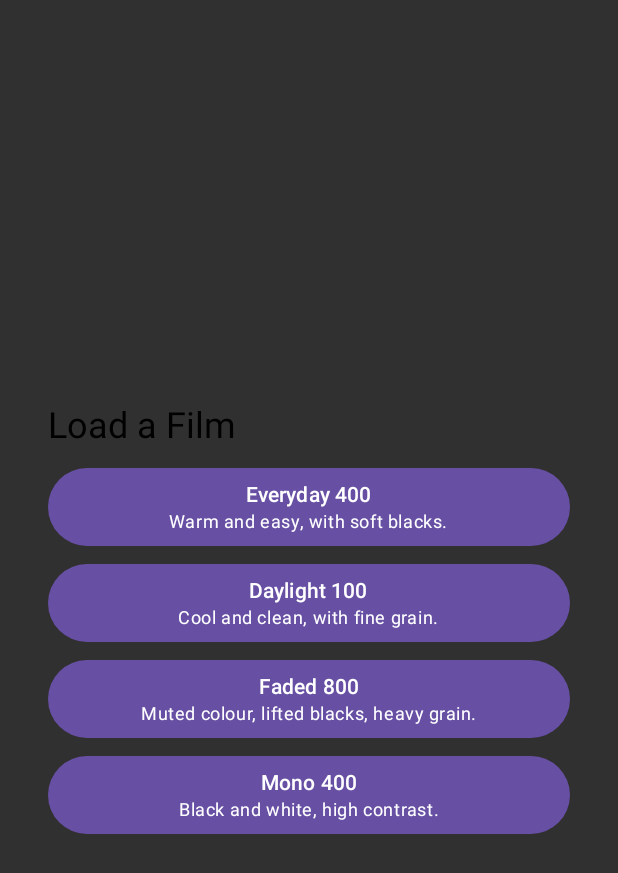
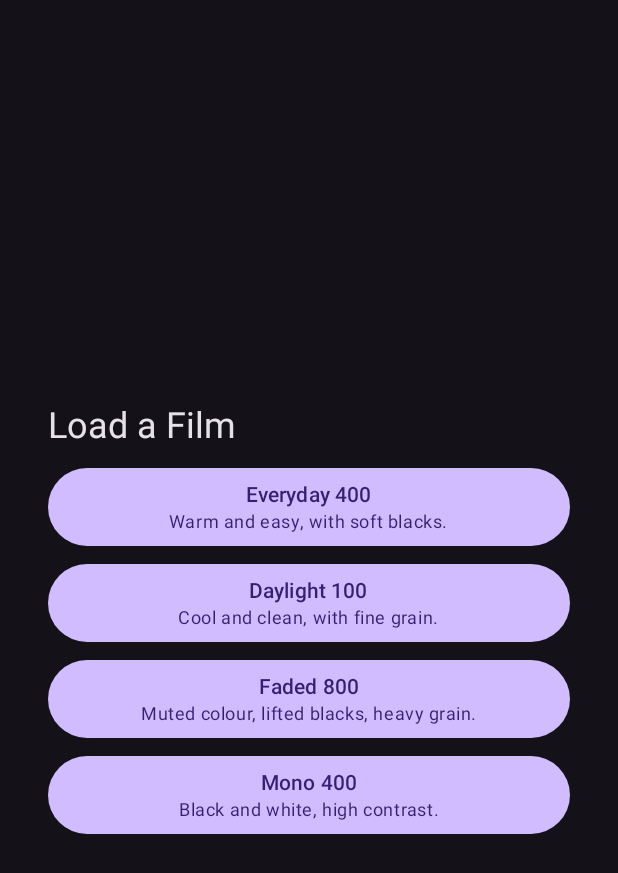
Before and after one commit to duytran/cineroll, an Android app built with Jetpack Compose: the screen it shows after launch (MainActivity), on a phone screen of 412 x 824 dp. Shown: the top 873 px of the screen. Run offline under Robolectric (Android 15) with nearby library versions, the phone set to English and light mode, and no system bars; libraries missing offline, so code that uses them is left out: androidx.camera.core, androidx.camera.lifecycle, androidx.camera.view.

Commit message:
fix: draw every screen on a dark surface so text is readable

```diff
--- a/app/src/main/java/app/cineroll/ui/MainActivity.kt
+++ b/app/src/main/java/app/cineroll/ui/MainActivity.kt
@@ -4,7 +4,11 @@ import android.os.Bundle
 import androidx.activity.ComponentActivity
 import androidx.activity.compose.setContent
 import androidx.activity.viewModels
+import androidx.compose.foundation.layout.fillMaxSize
 import androidx.compose.material3.MaterialTheme
+import androidx.compose.material3.Surface
+import androidx.compose.material3.darkColorScheme
+import androidx.compose.ui.Modifier
 
 class MainActivity : ComponentActivity() {
     private val viewModel: ShootViewModel by viewModels()
@@ -12,8 +16,12 @@ class MainActivity : ComponentActivity() {
     override fun onCreate(savedInstanceState: Bundle?) {
         super.onCreate(savedInstanceState)
         setContent {
-            MaterialTheme {
-                CineRollApp(viewModel)
+            // Always dark: the window theme in the manifest is dark, and a viewfinder is easier to
+            // judge against a dark surround. The Surface sets the background and the text colour.
+            MaterialTheme(colorScheme = darkColorScheme()) {
+                Surface(modifier = Modifier.fillMaxSize()) {
+                    CineRollApp(viewModel)
+                }
             }
         }
     }
```
Also changed, not shown: 2 other files.
